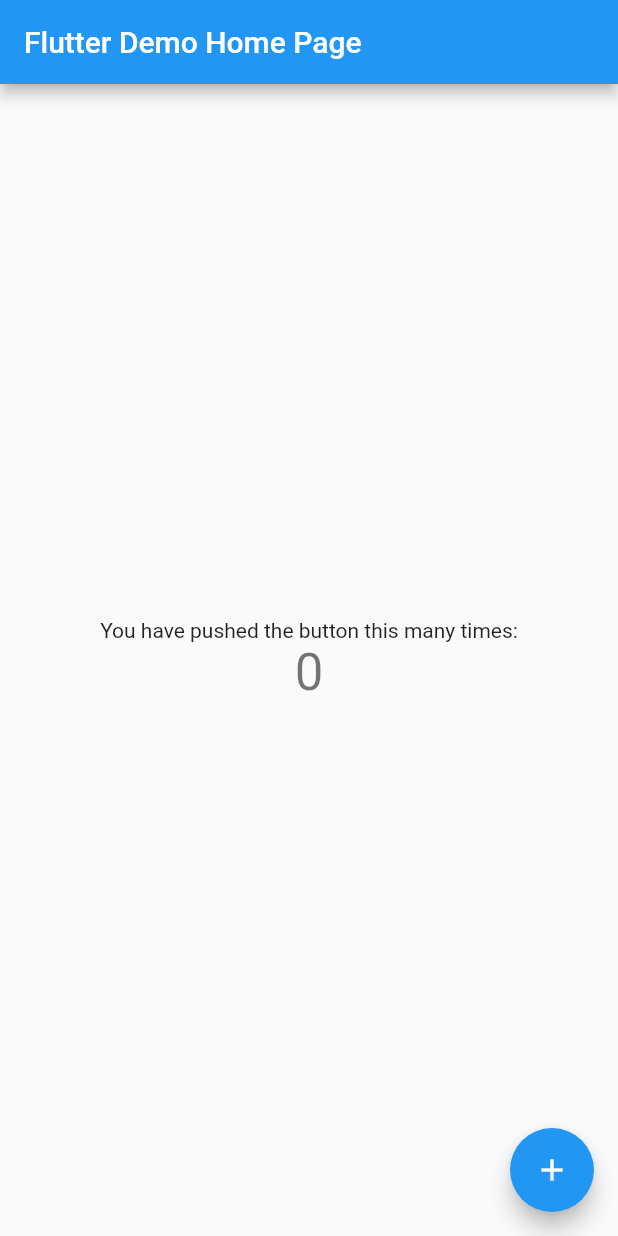
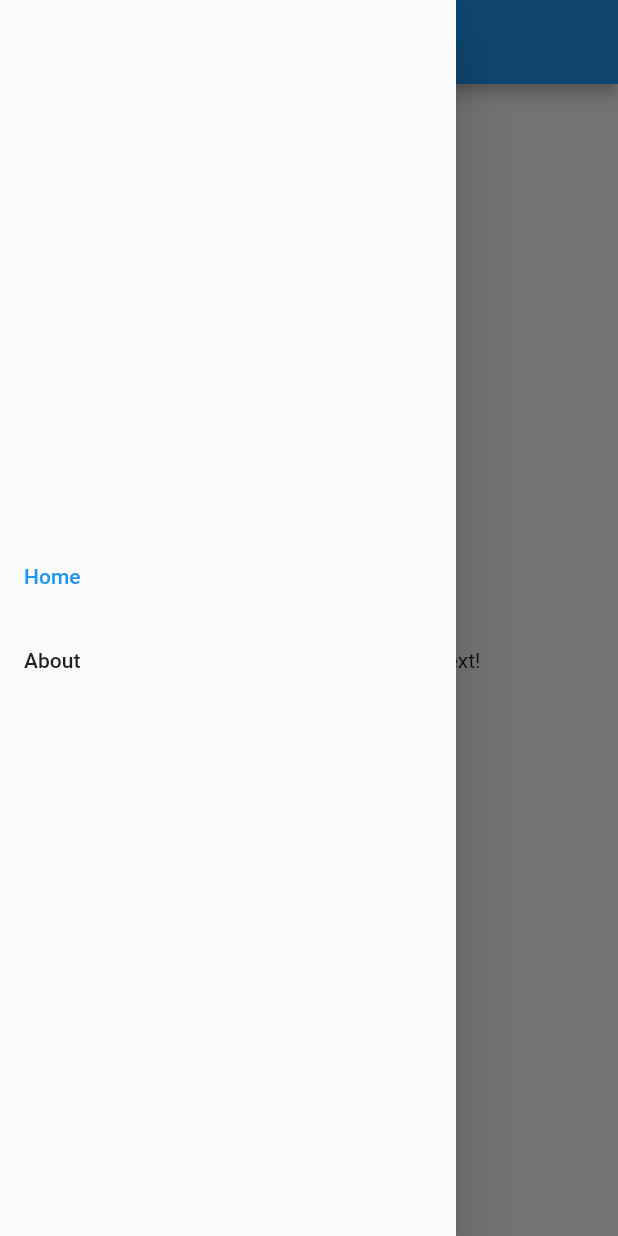
Before and after one commit to tufailsher/filedgr-data-wallet-mobile, a Flutter app: the screen it shows after launch, with the side drawer open (before the commit the screen has no drawer), on a phone screen of 412 x 824 dp. Run offline on Flutter 3.47's test engine with Material 2 defaults, Android fonts, the phone set to English and light mode, and no system bars.

Commit message:
- Added the Main screen that will be the host of Home & About - Added the Home & About screens - Added the App Drawer (it's part of the Main screen) - Revised the Splash screen

```diff
--- a/lib/main.dart
+++ b/lib/main.dart
@@ -1,3 +1,4 @@
+import 'package:file_dgr/ui/main/main_screen.dart';
 import 'package:flutter/material.dart';
 
 void main() {
@@ -11,7 +12,7 @@ class MyApp extends StatelessWidget {
   @override
   Widget build(BuildContext context) {
     return MaterialApp(
-      title: 'Flutter Demo',
+      title: 'Filedgr',
       theme: ThemeData(
         // This is the theme of your application.
         //
@@ -24,92 +25,7 @@ class MyApp extends StatelessWidget {
         // is not restarted.
         primarySwatch: Colors.blue,
       ),
-      home: const MyHomePage(title: 'Flutter Demo Home Page'),
+      home: const MainScreen(),
     );
   }
 }
-
-class MyHomePage extends StatefulWidget {
-  const MyHomePage({super.key, required this.title});
-
-  // This widget is the home page of your application. It is stateful, meaning
-  // that it has a State object (defined below) that contains fields that affect
-  // how it looks.
-
-  // This class is the configuration for the state. It holds the values (in this
-  // case the title) provided by the parent (in this case the App widget) and
-  // used by the build method of the State. Fields in a Widget subclass are
-  // always marked "final".
-
-  final String title;
-
-  @override
-  State<MyHomePage> createState() => _MyHomePageState();
-}
-
-class _MyHomePageState extends State<MyHomePage> {
-  int _counter = 0;
-
-  void _incrementCounter() {
-    setState(() {
-      // This call to setState tells the Flutter framework that something has
-      // changed in this State, which causes it to rerun the build method below
-      // so that the display can reflect the updated values. If we changed
-      // _counter without calling setState(), then the build method would not be
-      // called again, and so nothing would appear to happen.
-      _counter++;
-    });
-  }
-
-  @override
-  Widget build(BuildContext context) {
-    // This method is rerun every time setState is called, for instance as done
-    // by the _incrementCounter method above.
-    //
-    // The Flutter framework has been optimized to make rerunning build methods
-    // fast, so that you can just rebuild anything that needs updating rather
-    // than having to individually change instances of widgets.
-    return Scaffold(
-      appBar: AppBar(
-        // Here we take the value from the MyHomePage object that was created by
-        // the App.build method, and use it to set our appbar title.
-        title: Text(widget.title),
-      ),
-      body: Center(
-        // Center is a layout widget. It takes a single child and positions it
-        // in the middle of the parent.
-        child: Column(
-          // Column is also a layout widget. It takes a list of children and
-          // arranges them vertically. By default, it sizes itself to fit its
-          // children horizontally, and tries to be as tall as its parent.
-          //
-          // Invoke "debug painting" (press "p" in the console, choose the
-          // "Toggle Debug Paint" action from the Flutter Inspector in Android
-          // Studio, or the "Toggle Debug Paint" command in Visual Studio Code)
-          // to see the wireframe for each widget.
-          //
-          // Column has various properties to control how it sizes itself and
-          // how it positions its children. Here we use mainAxisAlignment to
-          // center the children vertically; the main axis here is the vertical
-          // axis because Columns are vertical (the cross axis would be
-          // horizontal).
-          mainAxisAlignment: MainAxisAlignment.center,
-          children: <Widget>[
-            const Text(
-              'You have pushed the button this many times:',
-            ),
-            Text(
-              '$_counter',
-              style: Theme.of(context).textTheme.headline4,
-            ),
-          ],
-        ),
-      ),
-      floatingActionButton: FloatingActionButton(
-        onPressed: _incrementCounter,
-        tooltip: 'Increment',
-        child: const Icon(Icons.add),
-      ), // This trailing comma makes auto-formatting nicer for build methods.
-    );
-  }
-}
--- /dev/null
+++ b/lib/ui/home/home.dart
@@ -0,0 +1,48 @@
+import 'package:file_dgr/ui/home/home_view_model.dart';
+import 'package:flutter/material.dart';
+import 'package:provider/provider.dart';
+
+class Home extends StatefulWidget {
+  const Home({Key? key}) : super(key: key);
+
+  @override
+  State<Home> createState() => _HomeState();
+}
+
+class _HomeState extends State<Home> {
+  final _viewModel = HomeViewModel();
+
+  @override
+  void initState() {
+    super.initState();
+    _viewModel.getData();
+  }
+
+  /// Disposes the [_viewModel].
+  @override
+  void dispose() {
+    _viewModel.dispose();
+    super.dispose();
+  }
+
+  @override
+  Widget build(BuildContext context) {
+    return ChangeNotifierProvider.value(
+      value: _viewModel,
+      child: Consumer<HomeViewModel>(
+        builder: (_, __, ___) => Stack(
+          children: [
+            Center(
+              child: Text(_viewModel.contentText),
+            ),
+            if (_viewModel.progressBarStatus) ...[
+              const Center(
+                child: CircularProgressIndicator(color: Colors.black),
+              )
+            ]
+          ],
+        ),
+      ),
+    );
+  }
+}
--- /dev/null
+++ b/lib/ui/main/main_screen.dart
@@ -0,0 +1,115 @@
+import 'package:file_dgr/ui/about/about.dart';
+import 'package:file_dgr/ui/home/home.dart';
+import 'package:flutter/material.dart';
+
+class MainScreen extends StatefulWidget {
+  const MainScreen({super.key});
+
+  // This widget is the home page of your application. It is stateful, meaning
+  // that it has a State object (defined below) that contains fields that affect
+  // how it looks.
+
+  // This class is the configuration for the state. It holds the values (in this
+  // case the title) provided by the parent (in this case the App widget) and
+  // used by the build method of the State. Fields in a Widget subclass are
+  // always marked "final".
+
+  @override
+  State<MainScreen> createState() => _MainScreen();
+}
+
+class _MainScreen extends State<MainScreen> {
+  MenuOption _selectedItem = MenuOption.home;
+
+  @override
+  Widget build(BuildContext context) {
+    return Scaffold(
+      appBar: AppBar(
+        title: Text('Filedgr'.toUpperCase()),
+      ),
+      body: Builder(builder: (context) {
+        if (_selectedItem == MenuOption.home) {
+          return const Home();
+        } else {
+          return const About();
+        }
+      }),
+      drawer: SafeArea(
+        child: SizedBox(
+          child: Drawer(
+            child: AppDrawer(
+              selectedItem: _selectedItem,
+              onSelected: (menuOption) {
+                Navigator.pop(context);
+                setState(() {
+                  _selectedItem = menuOption;
+                });
+              },
+            ),
+          ),
+        ),
+      ),
+    );
+  }
+}
+
+class AppDrawer extends StatelessWidget {
+  final MenuOption selectedItem;
+  final Function(MenuOption) onSelected;
+
+  const AppDrawer({
+    Key? key,
+    required this.selectedItem,
+    required this.onSelected,
+  }) : super(key: key);
+
+  @override
+  Widget build(BuildContext context) {
+    return Column(
+      mainAxisAlignment: MainAxisAlignment.center,
+      children: [
+        MenuItem(
+          MenuOption.home.title,
+          isSelected: MenuOption.home == selectedItem,
+          onTap: () => onSelected(MenuOption.home),
+        ),
+        MenuItem(
+          MenuOption.about.title,
+          isSelected: MenuOption.about == selectedItem,
+          onTap: () => onSelected(MenuOption.about),
+        ),
+      ],
+    );
+  }
+}
+
+class MenuItem extends StatelessWidget {
+  final String label;
+  final bool isSelected;
+  final VoidCallback onTap;
+
+  const MenuItem(
+    this.label, {
+    Key? key,
+    required this.isSelected,
+    required this.onTap,
+  }) : super(key: key);
+
+  @override
+  Widget build(BuildContext context) {
+    return ListTile(
+      title: Text(label),
+      onTap: onTap,
+      selected: isSelected,
+    );
+  }
+}
+
+enum MenuOption {
+  home('Home'),
+  about('About');
+
+  const MenuOption(this.title);
+
+  final String title;
+}
--- a/pubspec.yaml
+++ b/pubspec.yaml
@@ -1,5 +1,5 @@
 name: file_dgr
-description: The FileDGR Data Wallet
+description: The Filedgr Data Wallet
 
 # The following line prevents the package from being accidentally published to
 # pub.dev using `flutter pub publish`. This is preferred for private packages.
```
Also changed, not shown: lib/ui/about/about.dart (added, +47 -0 lines), lib/ui/about/about_view_model.dart (added, +43 -0 lines), lib/ui/home/home_view_model.dart (added, +45 -0 lines), 2 other files.
